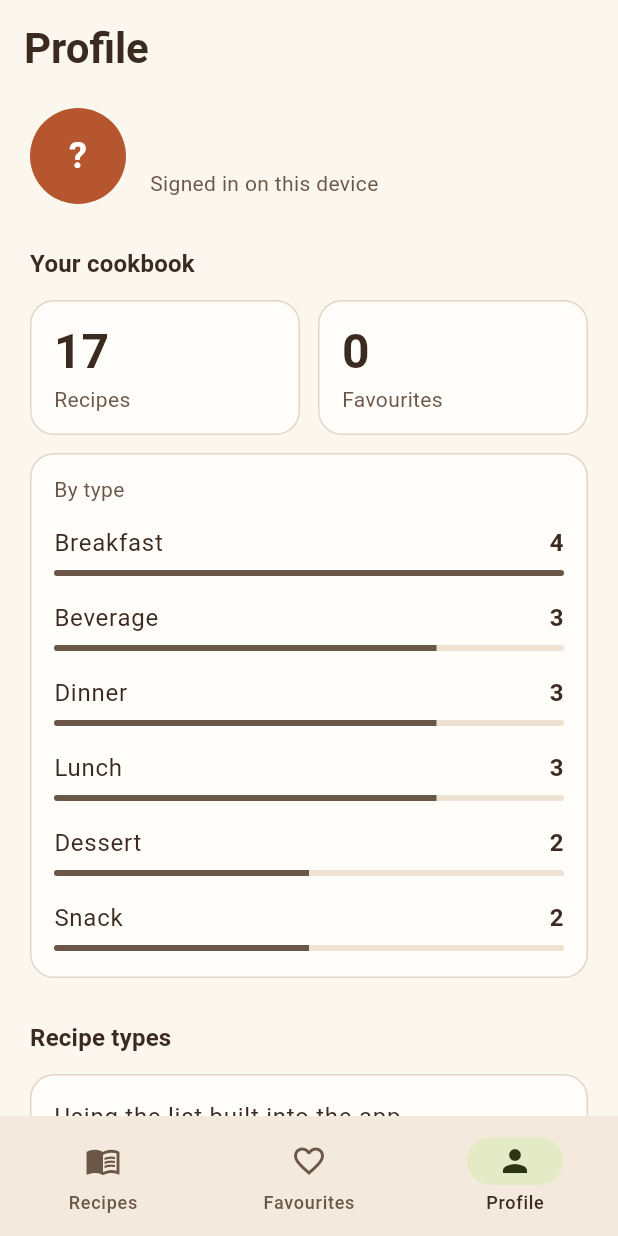
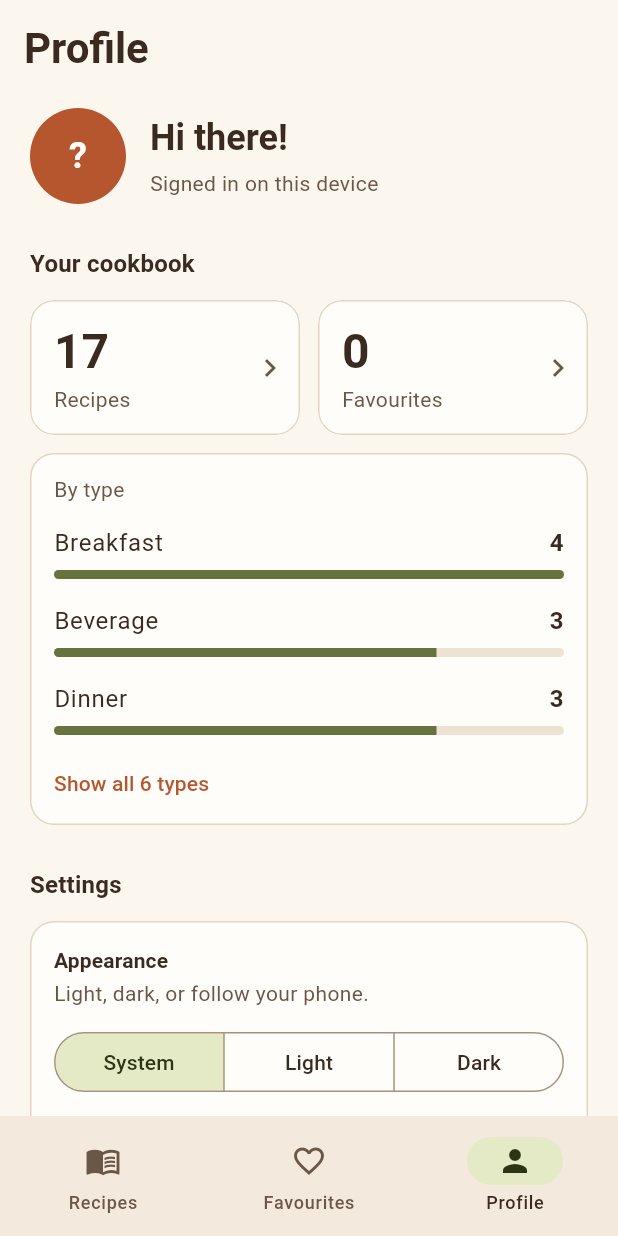
Before and after one commit to wilymanhoward/recipe_app, a Flutter app: the HomeShell screen opened directly, item 3 of the bottom bar chosen, on a phone screen of 412 x 824 dp. Run offline on Flutter 3.47's test engine with Material 3 defaults, Android fonts, the phone set to English and light mode, and no system bars; our stand-ins replace flutter_secure_storage, get_it, image_picker, material_ui, sqflite; accounts and stored records are empty; network calls fail.

Commit message:
Redesign the Profile screen
Grouped as: a greeting, "Your cookbook", "Settings", then Log out.

- Header says "Hi, <name>!" next to the avatar.
- The Recipes and Favourites tiles are buttons that open those tabs.
- "By type" shows the top three types and "Show all N types" for the
  rest, so a long list no longer pushes the settings off the screen.
- An empty cookbook gets a friendly message and an "Add a recipe" button.
- Appearance and Recipe types sit together in one Settings card.
- The tiles stack instead of squeezing when the text is large or the
  screen is narrow. Two columns in landscape and on tablets.

New tests cover the tile taps, the empty state, show all / show fewer,
and layout at 320x568, 568x320 and 1024x768 with normal and 2x text.

```diff
--- a/lib/views/home/home_shell.dart
+++ b/lib/views/home/home_shell.dart
@@ -38,7 +38,11 @@ class _HomeShellState extends State<HomeShell> {
         recipeRepository: locator(),
         recipeTypeRepository: locator(),
       ),
-      child: const ProfilePage(),
+      // The cookbook numbers open the tab they count.
+      child: ProfilePage(
+        onShowRecipes: () => _select(0),
+        onShowFavourites: () => _select(1),
+      ),
     ),
   ];
 
--- a/lib/views/home/profile_page.dart
+++ b/lib/views/home/profile_page.dart
@@ -6,10 +6,15 @@ import '../../viewmodels/auth_view_model.dart';
 import '../../viewmodels/profile_view_model.dart';
 import '../../viewmodels/theme_view_model.dart';
 
-/// Who is logged in, a live summary of the cookbook, the status of the
-/// downloaded recipe types, the colour theme, and log out.
+/// Who is logged in, a live summary of the cookbook, a few settings and
+/// log out, in that order: a greeting, "Your cookbook", "Settings".
 class ProfilePage extends StatelessWidget {
-  const ProfilePage({super.key});
+  const ProfilePage({super.key, this.onShowRecipes, this.onShowFavourites});
+
+  /// Switch to the Recipes or Favourites tab. When they are null (for
+  /// example in a test) the tiles are plain, not tappable.
+  final VoidCallback? onShowRecipes;
+  final VoidCallback? onShowFavourites;
 
   static const double _margin = 20;
   static const double _sectionGap = 28;
@@ -41,18 +46,19 @@ class ProfilePage extends StatelessWidget {
             LayoutBuilder(
               builder: (context, constraints) {
                 // Two columns when there is width to spare (landscape,
-                // tablets): who you are and your recipes on the left, the
+                // tablets): you and your cookbook on the left, the
                 // settings on the right. One column on a phone.
                 final wide = constraints.maxWidth >= _twoColumnWidth;
-                const you = [
-                  _Account(),
-                  SizedBox(height: _sectionGap),
-                  _CookbookSection(),
+                final you = [
+                  const _Greeting(),
+                  const SizedBox(height: _sectionGap),
+                  _CookbookSection(
+                    onShowRecipes: onShowRecipes,
+                    onShowFavourites: onShowFavourites,
+                  ),
                 ];
                 const settings = [
-                  _RecipeTypesSection(),
-                  SizedBox(height: _sectionGap),
-                  _AppearanceSection(),
+                  _SettingsSection(),
                   SizedBox(height: _sectionGap),
                   _LogOutButton(),
                 ];
@@ -105,8 +111,9 @@ class _SectionTitle extends StatelessWidget {
   }
 }
 
-class _Account extends StatelessWidget {
-  const _Account();
+/// The avatar and a hello.
+class _Greeting extends StatelessWidget {
+  const _Greeting();
 
   @override
   Widget build(BuildContext context) {
@@ -135,8 +142,8 @@ class _Account extends StatelessWidget {
             crossAxisAlignment: CrossAxisAlignment.start,
             children: [
               Text(
-                username,
-                maxLines: 1,
+                username.isEmpty ? 'Hi there!' : 'Hi, $username!',
+                maxLines: 2,
                 overflow: TextOverflow.ellipsis,
                 style: theme.textTheme.headlineSmall,
               ),
@@ -157,7 +164,10 @@ class _Account extends StatelessWidget {
 
 /// Live numbers: they change as soon as a recipe is added or removed.
 class _CookbookSection extends StatelessWidget {
-  const _CookbookSection();
+  const _CookbookSection({this.onShowRecipes, this.onShowFavourites});
+
+  final VoidCallback? onShowRecipes;
+  final VoidCallback? onShowFavourites;
 
   @override
   Widget build(BuildContext context) {
@@ -182,7 +192,12 @@ class _CookbookSection extends StatelessWidget {
                 ),
               );
             }
-            return _CookbookStats(data);
+            if (data.total == 0) return _EmptyCookbook(onAdd: onShowRecipes);
+            return _CookbookSummary(
+              data,
+              onShowRecipes: onShowRecipes,
+              onShowFavourites: onShowFavourites,
+            );
           },
         ),
       ],
@@ -190,7 +205,7 @@ class _CookbookSection extends StatelessWidget {
   }
 }
 
-/// A card with a single plain message, for empty and error states.
+/// A card with a single plain message, for error states.
 class _Note extends StatelessWidget {
   const _Note(this.text);
 
@@ -207,19 +222,131 @@ class _Note extends StatelessWidget {
   }
 }
 
-/// One headline number with its label.
-class _StatTile extends StatelessWidget {
-  const _StatTile({required this.value, required this.label});
+/// Shown before the first recipe: says what this section will become and
+/// offers the next step.
+class _EmptyCookbook extends StatelessWidget {
+  const _EmptyCookbook({this.onAdd});
 
-  final int value;
-  final String label;
+  final VoidCallback? onAdd;
 
   @override
   Widget build(BuildContext context) {
     final theme = Theme.of(context);
     return Card(
       child: Padding(
-        padding: const EdgeInsets.fromLTRB(16, 14, 16, 14),
+        padding: const EdgeInsets.all(20),
+        child: Column(
+          crossAxisAlignment: CrossAxisAlignment.start,
+          children: [
+            Text('Your cookbook is empty', style: theme.textTheme.titleMedium),
+            const SizedBox(height: 6),
+            Text(
+              'Add your first recipe and it will show up here.',
+              style: theme.textTheme.bodyLarge?.copyWith(
+                color: theme.colorScheme.onSurfaceVariant,
+              ),
+            ),
+            if (onAdd != null) ...[
+              const SizedBox(height: 16),
+              FilledButton.tonal(
+                onPressed: onAdd,
+                child: const Text('Add a recipe'),
+              ),
+            ],
+          ],
+        ),
+      ),
+    );
+  }
+}
+
+class _CookbookSummary extends StatelessWidget {
+  const _CookbookSummary(
+    this.stats, {
+    this.onShowRecipes,
+    this.onShowFavourites,
+  });
+
+  final CookbookStats stats;
+  final VoidCallback? onShowRecipes;
+  final VoidCallback? onShowFavourites;
+
+  static const double _gap = 12;
+
+  /// Narrowest a tile may get before the two stack, at normal text size.
+  static const double _minTileWidth = 150;
+
+  @override
+  Widget build(BuildContext context) {
+    final textScale = MediaQuery.textScalerOf(context).scale(14) / 14;
+
+    final recipes = _StatTile(
+      value: stats.total,
+      label: stats.total == 1 ? 'Recipe' : 'Recipes',
+      onTap: onShowRecipes,
+    );
+    final favourites = _StatTile(
+      value: stats.favourites,
+      label: 'Favourites',
+      onTap: onShowFavourites,
+    );
+
+    return Column(
+      crossAxisAlignment: CrossAxisAlignment.stretch,
+      children: [
+        LayoutBuilder(
+          builder: (context, constraints) {
+            // Side by side when each tile has room for its label; stacked
+            // on narrow screens or with large text.
+            final tileWidth = (constraints.maxWidth - _gap) / 2;
+            if (tileWidth >= _minTileWidth * textScale) {
+              return Row(
+                children: [
+                  Expanded(child: recipes),
+                  const SizedBox(width: _gap),
+                  Expanded(child: favourites),
+                ],
+              );
+            }
+            return Column(
+              crossAxisAlignment: CrossAxisAlignment.stretch,
+              children: [
+                recipes,
+                const SizedBox(height: _gap),
+                favourites,
+              ],
+            );
+          },
+        ),
+        const SizedBox(height: _gap),
+        _ByTypeCard(stats.byType),
+      ],
+    );
+  }
+}
+
+/// One headline number with its label. Opens the matching tab when tapped.
+class _StatTile extends StatelessWidget {
+  const _StatTile({required this.value, required this.label, this.onTap});
+
+  final int value;
+  final String label;
+  final VoidCallback? onTap;
+
+  @override
+  Widget build(BuildContext context) {
+    final theme = Theme.of(context);
+    final muted = theme.colorScheme.onSurfaceVariant;
+
+    return Card(
+      clipBehavior: Clip.antiAlias,
+      child: InkWell(
+        onTap: onTap,
+        child: Padding(
+          padding: const EdgeInsets.fromLTRB(16, 14, 8, 14),
+          child: Row(
+            children: [
+              Expanded(
                 child: Column(
                   crossAxisAlignment: CrossAxisAlignment.start,
                   children: [
@@ -227,8 +354,81 @@ class _StatTile extends StatelessWidget {
                     const SizedBox(height: 2),
                     Text(
                       label,
+                      style: theme.textTheme.bodyMedium?.copyWith(color: muted),
+                    ),
+                  ],
+                ),
+              ),
+              // Hints that the tile is a button.
+              if (onTap != null) Icon(Icons.chevron_right, color: muted),
+            ],
+          ),
+        ),
+      ),
+    );
+  }
+}
+
+/// How many recipes each type has. Shows the top three, and the rest on
+/// request, so a long list doesn't push the settings off the screen.
+class _ByTypeCard extends StatefulWidget {
+  const _ByTypeCard(this.types);
+
+  /// Most used first.
+  final List<TypeCount> types;
+
+  @override
+  State<_ByTypeCard> createState() => _ByTypeCardState();
+}
+
+class _ByTypeCardState extends State<_ByTypeCard> {
+  static const int _collapsedCount = 3;
+
+  bool _expanded = false;
+
+  @override
+  Widget build(BuildContext context) {
+    final theme = Theme.of(context);
+    final colors = theme.colorScheme;
+    final all = widget.types;
+    final shown = _expanded ? all : all.take(_collapsedCount).toList();
+    final most = all.first.count;
+
+    return Card(
+      child: Padding(
+        padding: const EdgeInsets.fromLTRB(16, 14, 16, 4),
+        child: Column(
+          crossAxisAlignment: CrossAxisAlignment.stretch,
+          children: [
+            Text(
+              'By type',
               style: theme.textTheme.bodyMedium?.copyWith(
-                color: theme.colorScheme.onSurfaceVariant,
+                color: colors.onSurfaceVariant,
+              ),
+            ),
+            const SizedBox(height: 6),
+            AnimatedSize(
+              duration: const Duration(milliseconds: 200),
+              alignment: Alignment.topCenter,
+              child: Column(
+                crossAxisAlignment: CrossAxisAlignment.stretch,
+                children: [
+                  for (final type in shown) _TypeRow(type: type, most: most),
+                ],
+              ),
+            ),
+            if (all.length > _collapsedCount)
+              Align(
+                alignment: AlignmentDirectional.centerStart,
+                child: TextButton(
+                  style: TextButton.styleFrom(
+                    minimumSize: const Size(0, 48),
+                    padding: EdgeInsets.zero,
+                  ),
+                  onPressed: () => setState(() => _expanded = !_expanded),
+                  child: Text(
+                    _expanded ? 'Show fewer' : 'Show all ${all.length} types',
+                  ),
                 ),
               ),
           ],
@@ -238,55 +438,17 @@ class _StatTile extends StatelessWidget {
   }
 }
 
-class _CookbookStats extends StatelessWidget {
-  const _CookbookStats(this.stats);
+class _TypeRow extends StatelessWidget {
+  const _TypeRow({required this.type, required this.most});
 
-  final CookbookStats stats;
+  final TypeCount type;
+  final int most;
 
   @override
   Widget build(BuildContext context) {
-    if (stats.total == 0) {
-      return const _Note(
-        'No recipes yet. Add your first one from the Recipes tab.',
-      );
-    }
+    final theme = Theme.of(context);
 
-    final theme = Theme.of(context);
-    final muted = theme.colorScheme.onSurfaceVariant;
-    final most = stats.byType.first.count;
-
-    return Column(
-      crossAxisAlignment: CrossAxisAlignment.stretch,
-      children: [
-        // Two equal tiles: the two numbers people look for first.
-        Row(
-          children: [
-            Expanded(
-              child: _StatTile(
-                value: stats.total,
-                label: stats.total == 1 ? 'Recipe' : 'Recipes',
-              ),
-            ),
-            const SizedBox(width: 12),
-            Expanded(
-              child: _StatTile(value: stats.favourites, label: 'Favourites'),
-            ),
-          ],
-        ),
-        const SizedBox(height: 12),
-        Card(
-          child: Padding(
-            padding: const EdgeInsets.fromLTRB(16, 14, 16, 10),
-            child: Column(
-              crossAxisAlignment: CrossAxisAlignment.stretch,
-              children: [
-                Text(
-                  'By type',
-                  style: theme.textTheme.bodyMedium?.copyWith(color: muted),
-                ),
-                const SizedBox(height: 6),
-                for (final type in stats.byType)
-                  Padding(
+    return Padding(
       padding: const EdgeInsets.symmetric(vertical: 8),
       child: Column(
         crossAxisAlignment: CrossAxisAlignment.stretch,
@@ -311,23 +473,40 @@ class _CookbookStats extends StatelessWidget {
             ],
           ),
           const SizedBox(height: 6),
-                        // A thin grey bar, so the most used type is seen at a
-                        // glance.
+          // A thin bar, so the most used type is seen at a glance.
           ClipRRect(
-                          borderRadius: BorderRadius.circular(2),
+            borderRadius: BorderRadius.circular(3),
             child: LinearProgressIndicator(
               value: type.count / most,
-                            minHeight: 4,
-                            color: muted,
-                            backgroundColor:
-                                theme.colorScheme.surfaceContainerHigh,
+              minHeight: 6,
+              color: theme.colorScheme.secondary,
+              backgroundColor: theme.colorScheme.surfaceContainerHigh,
             ),
           ),
         ],
       ),
-                  ),
+    );
+  }
+}
+
+/// Appearance and the recipe types, together in one card.
+class _SettingsSection extends StatelessWidget {
+  const _SettingsSection();
+
+  @override
+  Widget build(BuildContext context) {
+    return const Column(
+      crossAxisAlignment: CrossAxisAlignment.stretch,
+      children: [
+        _SectionTitle('Settings'),
+        Card(
+          child: Column(
+            crossAxisAlignment: CrossAxisAlignment.stretch,
+            children: [
+              _AppearanceRow(),
+              Divider(height: 1, indent: 16, endIndent: 16),
+              _RecipeTypesRow(),
             ],
-            ),
           ),
         ),
       ],
@@ -335,10 +514,54 @@ class _CookbookStats extends StatelessWidget {
   }
 }
 
+class _AppearanceRow extends StatelessWidget {
+  const _AppearanceRow();
+
+  @override
+  Widget build(BuildContext context) {
+    final themeViewModel = context.watch<ThemeViewModel>();
+    final theme = Theme.of(context);
+
+    return Padding(
+      padding: const EdgeInsets.all(16),
+      child: Column(
+        crossAxisAlignment: CrossAxisAlignment.stretch,
+        children: [
+          Text(
+            'Appearance',
+            style: theme.textTheme.titleSmall?.copyWith(
+              fontWeight: FontWeight.w600,
+            ),
+          ),
+          const SizedBox(height: 2),
+          Text(
+            'Light, dark, or follow your phone.',
+            style: theme.textTheme.bodyMedium?.copyWith(
+              color: theme.colorScheme.onSurfaceVariant,
+            ),
+          ),
+          const SizedBox(height: 12),
+          SegmentedButton<ThemeMode>(
+            showSelectedIcon: false,
+            segments: const [
+              ButtonSegment(value: ThemeMode.system, label: Text('System')),
+              ButtonSegment(value: ThemeMode.light, label: Text('Light')),
+              ButtonSegment(value: ThemeMode.dark, label: Text('Dark')),
+            ],
+            selected: {themeViewModel.mode},
+            onSelectionChanged: (selection) =>
+                themeViewModel.setMode(selection.single),
+          ),
+        ],
+      ),
+    );
+  }
+}
+
 /// Shows whether the recipe types came from the server, and lets the user
 /// download them again.
-class _RecipeTypesSection extends StatelessWidget {
-  const _RecipeTypesSection();
+class _RecipeTypesRow extends StatelessWidget {
+  const _RecipeTypesRow();
 
   static const _months = [
     'Jan',
@@ -390,6 +613,7 @@ class _RecipeTypesSection extends StatelessWidget {
     final viewModel = context.watch<ProfileViewModel>();
     final info = viewModel.typesInfo;
     final theme = Theme.of(context);
+    final muted = theme.colorScheme.onSurfaceVariant;
 
     final details = info == null
         ? null
@@ -398,13 +622,8 @@ class _RecipeTypesSection extends StatelessWidget {
             if (info.updatedAt case final at?) 'updated ${_formatTime(at)}',
           ].join(' · ');
 
-    return Column(
-      crossAxisAlignment: CrossAxisAlignment.start,
-      children: [
-        const _SectionTitle('Recipe types'),
-        Card(
-          child: Padding(
-            padding: const EdgeInsets.fromLTRB(16, 16, 8, 16),
+    return Padding(
+      padding: const EdgeInsets.fromLTRB(16, 16, 8, 12),
       child: Row(
         children: [
           Expanded(
@@ -412,27 +631,28 @@ class _RecipeTypesSection extends StatelessWidget {
               crossAxisAlignment: CrossAxisAlignment.start,
               children: [
                 Text(
-                        info == null ? 'Checking…' : _status(info.source),
-                        style: theme.textTheme.bodyLarge,
+                  'Recipe types',
+                  style: theme.textTheme.titleSmall?.copyWith(
+                    fontWeight: FontWeight.w600,
                   ),
-                      if (details != null) ...[
+                ),
                 const SizedBox(height: 2),
                 Text(
+                  info == null ? 'Checking…' : _status(info.source),
+                  style: theme.textTheme.bodyMedium,
+                ),
+                if (details != null)
+                  Text(
                     details,
-                          style: theme.textTheme.bodyMedium?.copyWith(
-                            color: theme.colorScheme.onSurfaceVariant,
+                    style: theme.textTheme.bodyMedium?.copyWith(color: muted),
                   ),
-                        ),
-                      ],
               ],
             ),
           ),
           const SizedBox(width: 8),
           TextButton(
             style: TextButton.styleFrom(minimumSize: const Size(88, 48)),
-                  onPressed: viewModel.isRefreshing
-                      ? null
-                      : () => _refresh(context),
+            onPressed: viewModel.isRefreshing ? null : () => _refresh(context),
             child: viewModel.isRefreshing
                 ? const SizedBox.square(
                     dimension: 20,
@@ -442,41 +662,6 @@ class _RecipeTypesSection extends StatelessWidget {
           ),
         ],
       ),
-          ),
-        ),
-      ],
-    );
-  }
-}
-
-class _AppearanceSection extends StatelessWidget {
-  const _AppearanceSection();
-
-  @override
-  Widget build(BuildContext context) {
-    final themeViewModel = context.watch<ThemeViewModel>();
-
-    return Column(
-      crossAxisAlignment: CrossAxisAlignment.stretch,
-      children: [
-        const _SectionTitle('Appearance'),
-        Card(
-          child: Padding(
-            padding: const EdgeInsets.all(12),
-            child: SegmentedButton<ThemeMode>(
-              showSelectedIcon: false,
-              segments: const [
-                ButtonSegment(value: ThemeMode.system, label: Text('System')),
-                ButtonSegment(value: ThemeMode.light, label: Text('Light')),
-                ButtonSegment(value: ThemeMode.dark, label: Text('Dark')),
-              ],
-              selected: {themeViewModel.mode},
-              onSelectionChanged: (selection) =>
-                  themeViewModel.setMode(selection.single),
-            ),
-          ),
-        ),
-      ],
     );
   }
 }
```
Also changed, not shown: 2 other files. Lines whose indentation alone changed are shown as unchanged.
